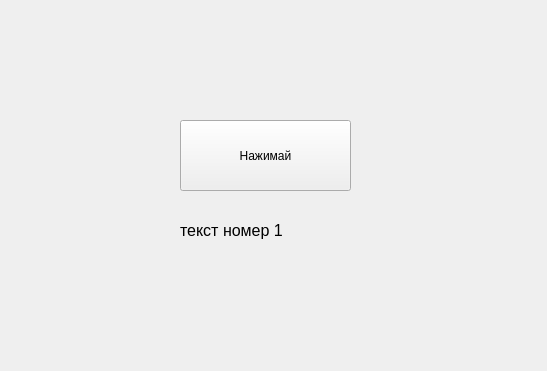
Before: the Qt Designer form src/labs/lab3/window.ui in MikeKondr99/NTDPS, drawn with Qt 5.
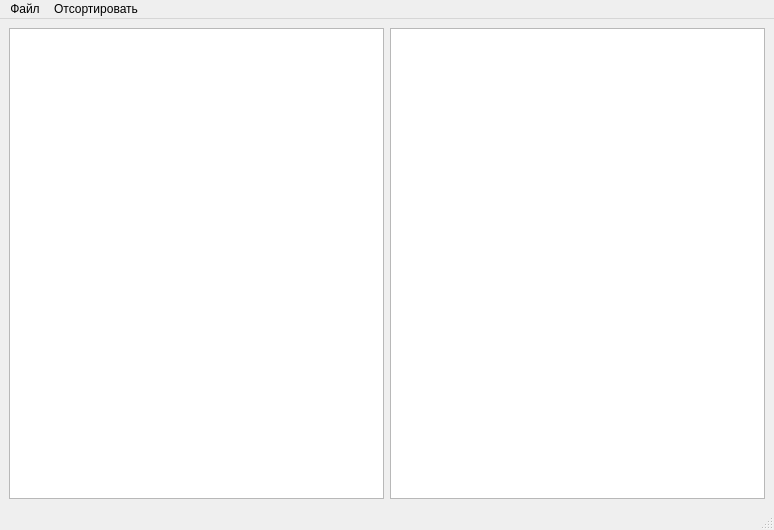
After: the same form once the commit is applied.

Diff of the .ui file:
```diff
--- a/src/labs/lab3/window.ui
+++ b/src/labs/lab3/window.ui
@@ -1,49 +1,120 @@
 <?xml version="1.0" encoding="UTF-8"?>
 <ui version="4.0">
- <class>Form</class>
- <widget class="QWidget" name="Form">
+ <class>MainWindow</class>
+ <widget class="QMainWindow" name="MainWindow">
   <property name="geometry">
    <rect>
     <x>0</x>
     <y>0</y>
-    <width>547</width>
-    <height>371</height>
+    <width>774</width>
+    <height>530</height>
    </rect>
   </property>
   <property name="windowTitle">
    <string>Lol</string>
   </property>
-  <widget class="QPushButton" name="pushButton">
+  <widget class="QWidget" name="centralwidget">
+   <layout class="QGridLayout" name="gridLayout">
+    <item row="0" column="0">
+     <layout class="QHBoxLayout" name="horizontalLayout">
+      <property name="sizeConstraint">
+       <enum>QLayout::SetNoConstraint</enum>
+      </property>
+      <item>
+       <widget class="QTextEdit" name="tbInput">
+        <property name="font">
+         <font>
+          <family>Cascadia Code SemiBold</family>
+          <pointsize>12</pointsize>
+          <weight>75</weight>
+          <bold>true</bold>
+         </font>
+        </property>
+       </widget>
+      </item>
+      <item>
+       <spacer name="horizontalSpacer">
+        <property name="orientation">
+         <enum>Qt::Horizontal</enum>
+        </property>
+        <property name="sizeType">
+         <enum>QSizePolicy::Minimum</enum>
+        </property>
+        <property name="sizeHint" stdset="0">
+         <size>
+          <width>0</width>
+          <height>0</height>
+         </size>
+        </property>
+       </spacer>
+      </item>
+      <item>
+       <widget class="QTextEdit" name="tbOutput">
+        <property name="font">
+         <font>
+          <family>Cascadia Code SemiBold</family>
+          <pointsize>12</pointsize>
+          <weight>75</weight>
+          <bold>true</bold>
+         </font>
+        </property>
+       </widget>
+      </item>
+     </layout>
+    </item>
+   </layout>
+  </widget>
+  <widget class="QMenuBar" name="menubar">
    <property name="geometry">
     <rect>
-     <x>180</x>
-     <y>120</y>
-     <width>171</width>
-     <height>71</height>
+     <x>0</x>
+     <y>0</y>
+     <width>774</width>
+     <height>26</height>
     </rect>
    </property>
+   <widget class="QMenu" name="menu">
+    <property name="title">
+     <string>Файл</string>
+    </property>
+    <addaction name="btnLoad"/>
+    <addaction name="btnSave"/>
+   </widget>
+   <widget class="QMenu" name="menu_2">
+    <property name="title">
+     <string>Отсортировать</string>
+    </property>
+    <addaction name="btnBubble"/>
+    <addaction name="btnSelection"/>
+    <addaction name="btnQuick"/>
+   </widget>
+   <addaction name="menu"/>
+   <addaction name="menu_2"/>
+  </widget>
+  <widget class="QStatusBar" name="statusbar"/>
+  <action name="btnLoad">
    <property name="text">
-    <string>Нажимай</string>
+    <string>Загрузить</string>
    </property>
-  </widget>
-  <widget class="QLabel" name="label">
-   <property name="geometry">
-    <rect>
-     <x>180</x>
-     <y>190</y>
-     <width>171</width>
-     <height>81</height>
-    </rect>
+  </action>
+  <action name="btnSave">
+   <property name="text">
+    <string>Сохранить</string>
    </property>
-   <property name="font">
-    <font>
-     <pointsize>12</pointsize>
-    </font>
+  </action>
+  <action name="btnBubble">
+   <property name="text">
+    <string>Пузырьком</string>
    </property>
    <property name="text">
-    <string>текст номер 1</string>
+    <string>Выбором</string>
    </property>
-  </widget>
+  </action>
+  <action name="btnQuick">
+   <property name="text">
+    <string>Быстро</string>
+   </property>
+  </action>
  </widget>
  <resources/>
  <connections/>
```
Left out of the diff: 4 changed lines with no effect on the pictures.
